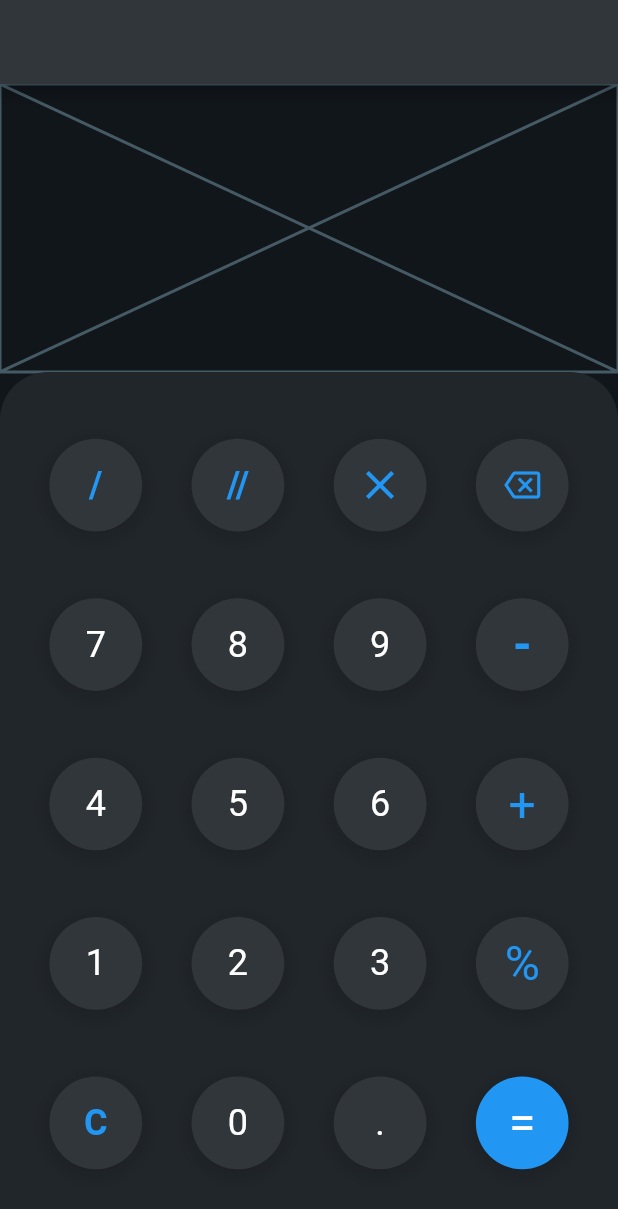
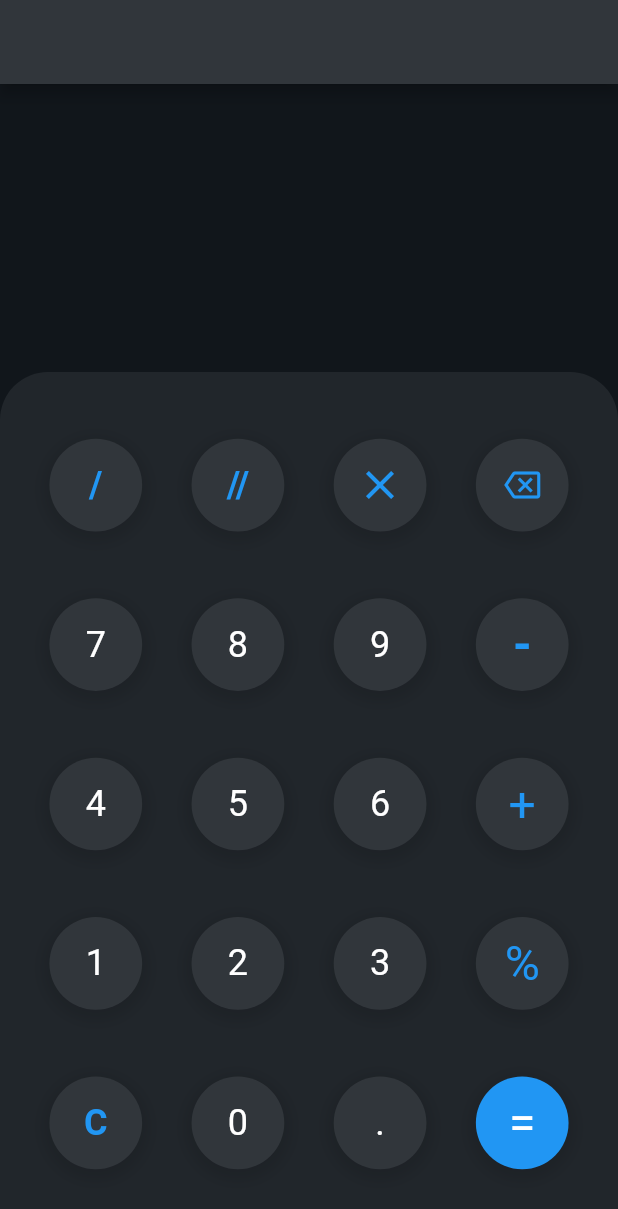
Before and after one commit to arnaud111/developer_calculator, a Flutter app: the screen it shows after launch, on a phone screen of 412 x 824 dp. Shown: the top 1209 px of the screen. Run offline on Flutter 3.47's test engine with Material 2 defaults, Android fonts, the phone set to English and light mode, and no system bars; our stand-ins replace bloc, flutter_bloc.

Commit message:
Modify operation

```diff
--- a/lib/bloc/operation_event.dart
+++ b/lib/bloc/operation_event.dart
@@ -3,12 +3,12 @@ part of 'operation_bloc.dart';
 @immutable
 abstract class OperationEvent {}
 
-class Reset extends OperationEvent {}
+class Init extends OperationEvent {}
 
 class Remove extends OperationEvent {}
 
 class Add extends OperationEvent {
-  final String append;
+  final Item append;
 
   Add({
     required this.append,
--- a/lib/bloc/operation_state.dart
+++ b/lib/bloc/operation_state.dart
@@ -1,5 +1,24 @@
 part of 'operation_bloc.dart';
 
 class OperationState {
-  String operation = "";
+  List<Item> operation;
+
+  OperationState({
+    this.operation = const [],
+  });
+
+  @override
+  String toString() {
+    String result = "";
+
+    for (final item in operation) {
+      if (item is Operator) {
+        result += " ${item.toString()} ";
+        continue;
+      }
+      result += item.toString();
+    }
+
+    return result;
+  }
 }
--- a/lib/main.dart
+++ b/lib/main.dart
@@ -1,5 +1,7 @@
+import 'package:developer_calculator/bloc/operation_bloc.dart';
 import 'package:developer_calculator/widget/home.dart';
 import 'package:flutter/material.dart';
+import 'package:flutter_bloc/flutter_bloc.dart';
 
 void main() {
   runApp(const MyApp());
@@ -25,7 +27,10 @@ class MyApp extends StatelessWidget {
         scaffoldBackgroundColor: const Color(0xFF11161B),
       ),
       themeMode: ThemeMode.dark,
-      home: const HomePage(),
+      home: BlocProvider(
+        create: (BuildContext context) => OperationBloc(),
+        child: const HomePage(),
+      ),
     );
   }
 }
--- /dev/null
+++ b/lib/model/item.dart
@@ -0,0 +1,3 @@
+class Item {
+
+}
--- /dev/null
+++ b/lib/model/number.dart
@@ -0,0 +1,24 @@
+import 'package:developer_calculator/model/item.dart';
+
+class Number extends Item {
+  String value = "";
+
+  Number(this.value);
+
+  void addNumber(String number, bool afterPoint) {
+    if (!afterPoint && value == "0") {
+      value = number;
+    } else {
+      value = value + number;
+    }
+  }
+
+  void removeNumber() {
+    value = value.substring(0, value.length - 1);
+  }
+
+  @override
+  String toString() {
+    return value.toString();
+  }
+}
--- /dev/null
+++ b/lib/model/operator.dart
@@ -0,0 +1,66 @@
+import 'package:developer_calculator/model/item.dart';
+
+enum OperatorType {
+  add,
+  subtract,
+  multiply,
+  divide,
+  divideInt,
+  modulo,
+  equal,
+}
+
+class Operator extends Item {
+
+  OperatorType type;
+
+  Operator(this.type);
+
+  @override
+  String toString() {
+    switch (type) {
+      case OperatorType.add:
+        return '+';
+      case OperatorType.subtract:
+        return '-';
+      case OperatorType.multiply:
+        return '*';
+      case OperatorType.divide:
+        return '/';
+      case OperatorType.divideInt:
+        return '//';
+      case OperatorType.modulo:
+        return '%';
+      case OperatorType.equal:
+        return '=';
+    }
+  }
+
+  static Operator add() {
+    return Operator(OperatorType.add);
+  }
+
+  static Operator subtract() {
+    return Operator(OperatorType.subtract);
+  }
+
+  static Operator multiply() {
+    return Operator(OperatorType.multiply);
+  }
+
+  static Operator divide() {
+    return Operator(OperatorType.divide);
+  }
+
+  static Operator divideInt() {
+    return Operator(OperatorType.divideInt);
+  }
+
+  static Operator modulo() {
+    return Operator(OperatorType.modulo);
+  }
+
+  static Operator equal() {
+    return Operator(OperatorType.equal);
+  }
+}
--- /dev/null
+++ b/lib/model/point.dart
@@ -0,0 +1,11 @@
+import 'package:developer_calculator/model/item.dart';
+
+class Point extends Item {
+
+  Point();
+
+  @override
+  String toString() {
+    return '.';
+  }
+}
--- a/lib/widget/button.dart
+++ b/lib/widget/button.dart
@@ -5,16 +5,23 @@ class Button extends StatelessWidget {
     super.key,
     required this.child,
     this.color,
+    this.onTap,
+    this.onLongPress,
   });
 
   final Widget child;
   final Color? color;
+  final Function()? onTap;
+  final Function()? onLongPress;
 
   @override
   Widget build(BuildContext context) {
     return SizedBox(
       width: MediaQuery.of(context).size.width * 0.15,
       height: MediaQuery.of(context).size.width * 0.15,
+      child: GestureDetector(
+        onTap: onTap,
+        onLongPress: onLongPress,
         child: Container(
           decoration: BoxDecoration(
             color: color ?? const Color(0xFF31363B),
@@ -34,6 +41,7 @@ class Button extends StatelessWidget {
             child: child,
           ),
         ),
+      ),
     );
   }
 }
--- a/lib/widget/keyboard.dart
+++ b/lib/widget/keyboard.dart
@@ -1,9 +1,32 @@
+import 'package:developer_calculator/model/item.dart';
+import 'package:developer_calculator/model/number.dart';
 import 'package:flutter/material.dart';
+import 'package:flutter_bloc/flutter_bloc.dart';
 
+import '../bloc/operation_bloc.dart';
+import '../model/operator.dart';
+import '../model/point.dart';
 import 'button.dart';
 
 class Keyboard extends StatelessWidget {
   const Keyboard({super.key});
+
+  void add(BuildContext context, Item append) {
+    final postManagementBloc = BlocProvider.of<OperationBloc>(context);
+    postManagementBloc.add(Add(
+      append: append,
+    ));
+  }
+
+  void remove(BuildContext context) {
+    final postManagementBloc = BlocProvider.of<OperationBloc>(context);
+    postManagementBloc.add(Remove());
+  }
+
+  void reset(BuildContext context) {
+    final postManagementBloc = BlocProvider.of<OperationBloc>(context);
+    postManagementBloc.add(Init());
+  }
 
   @override
   Widget build(BuildContext context) {
@@ -26,8 +49,9 @@ class Keyboard extends StatelessWidget {
               Expanded(
                 child: Container(),
               ),
-              const Button(
-                child: Text(
+              Button(
+                onTap: () => add(context, Operator.divide()),
+                child: const Text(
                   "/",
                   style: TextStyle(
                     color: Colors.blue,
@@ -39,8 +63,9 @@ class Keyboard extends StatelessWidget {
               Expanded(
                 child: Container(),
               ),
-              const Button(
-                child: Text(
+              Button(
+                onTap: () => add(context, Operator.divideInt()),
+                child: const Text(
                   "//",
                   style: TextStyle(
                     color: Colors.blue,
@@ -52,8 +77,9 @@ class Keyboard extends StatelessWidget {
               Expanded(
                 child: Container(),
               ),
-              const Button(
-                child: Icon(
+              Button(
+                onTap: () => add(context, Operator.multiply()),
+                child: const Icon(
                   Icons.close,
                   color: Colors.blue,
                   size: 32,
@@ -62,8 +88,10 @@ class Keyboard extends StatelessWidget {
               Expanded(
                 child: Container(),
               ),
-              const Button(
-                child: Icon(
+              Button(
+                onTap: () => remove(context),
+                onLongPress: () => reset(context),
+                child: const Icon(
                   Icons.backspace_outlined,
                   color: Colors.blue,
                 ),
@@ -83,8 +111,9 @@ class Keyboard extends StatelessWidget {
               Expanded(
                 child: Container(),
               ),
-              const Button(
-                child: Text(
+              Button(
+                onTap: () => add(context, Number("7")),
+                child: const Text(
                   "7",
                   style: TextStyle(
                     fontSize: 24,
@@ -94,8 +123,9 @@ class Keyboard extends StatelessWidget {
               Expanded(
                 child: Container(),
               ),
-              const Button(
-                child: Text(
+              Button(
+                onTap: () => add(context, Number("8")),
+                child: const Text(
                   "8",
                   style: TextStyle(
                     fontSize: 24,
@@ -105,8 +135,9 @@ class Keyboard extends StatelessWidget {
               Expanded(
                 child: Container(),
               ),
-              const Button(
-                child: Text(
+              Button(
+                onTap: () => add(context, Number("9")),
+                child: const Text(
                   "9",
                   style: TextStyle(
                     fontSize: 24,
@@ -116,8 +147,9 @@ class Keyboard extends StatelessWidget {
               Expanded(
                 child: Container(),
               ),
-              const Button(
-                child: Text(
+              Button(
+                onTap: () => add(context, Operator.subtract()),
+                child: const Text(
                   "-",
                   style: TextStyle(
                     color: Colors.blue,
@@ -141,8 +173,9 @@ class Keyboard extends StatelessWidget {
               Expanded(
                 child: Container(),
               ),
-              const Button(
-                child: Text(
+              Button(
+                onTap: () => add(context, Number("4")),
+                child: const Text(
                   "4",
                   style: TextStyle(
                     fontSize: 24,
@@ -152,8 +185,9 @@ class Keyboard extends StatelessWidget {
               Expanded(
                 child: Container(),
               ),
-              const Button(
-                child: Text(
+              Button(
+                onTap: () => add(context, Number("5")),
+                child: const Text(
                   "5",
                   style: TextStyle(
                     fontSize: 24,
@@ -163,8 +197,9 @@ class Keyboard extends StatelessWidget {
               Expanded(
                 child: Container(),
               ),
-              const Button(
-                child: Text(
+              Button(
+                onTap: () => add(context, Number("6")),
+                child: const Text(
                   "6",
                   style: TextStyle(
                     fontSize: 24,
@@ -174,8 +209,9 @@ class Keyboard extends StatelessWidget {
               Expanded(
                 child: Container(),
               ),
-              const Button(
-                child: Text(
+              Button(
+                onTap: () => add(context, Operator.add()),
+                child: const Text(
                   "+",
                   style: TextStyle(
                     color: Colors.blue,
@@ -198,8 +234,9 @@ class Keyboard extends StatelessWidget {
               Expanded(
                 child: Container(),
               ),
-              const Button(
-                child: Text(
+              Button(
+                onTap: () => add(context, Number("1")),
+                child: const Text(
                   "1",
                   style: TextStyle(
                     fontSize: 24,
@@ -209,8 +246,9 @@ class Keyboard extends StatelessWidget {
               Expanded(
                 child: Container(),
               ),
-              const Button(
-                child: Text(
+              Button(
+                onTap: () => add(context, Number("2")),
+                child: const Text(
                   "2",
                   style: TextStyle(
                     fontSize: 24,
@@ -220,8 +258,9 @@ class Keyboard extends StatelessWidget {
               Expanded(
                 child: Container(),
               ),
-              const Button(
-                child: Text(
+              Button(
+                onTap: () => add(context, Number("3")),
+                child: const Text(
                   "3",
                   style: TextStyle(
                     fontSize: 24,
@@ -231,8 +270,9 @@ class Keyboard extends StatelessWidget {
               Expanded(
                 child: Container(),
               ),
-              const Button(
-                child: Text(
+              Button(
+                onTap: () => add(context, Operator.modulo()),
+                child: const Text(
                   "%",
                   style: TextStyle(
                     color: Colors.blue,
@@ -255,8 +295,9 @@ class Keyboard extends StatelessWidget {
               Expanded(
                 child: Container(),
               ),
-              const Button(
-                child: Text(
+              Button(
+                onTap: () => reset(context),
+                child: const Text(
                   "C",
                   style: TextStyle(
                     color: Colors.blue,
@@ -268,8 +309,9 @@ class Keyboard extends StatelessWidget {
               Expanded(
                 child: Container(),
               ),
-              const Button(
-                child: Text(
+              Button(
+                onTap: () => add(context, Number("0")),
+                child: const Text(
                   "0",
                   style: TextStyle(
                     fontSize: 24,
@@ -279,8 +321,9 @@ class Keyboard extends StatelessWidget {
               Expanded(
                 child: Container(),
               ),
-              const Button(
-                child: Text(
+              Button(
+                onTap: () => add(context, Point()),
+                child: const Text(
                   ".",
                   style: TextStyle(
                     fontSize: 24,
--- a/lib/widget/operation_text.dart
+++ b/lib/widget/operation_text.dart
@@ -1,12 +1,27 @@
+import 'package:developer_calculator/bloc/operation_bloc.dart';
 import 'package:flutter/material.dart';
+import 'package:flutter_bloc/flutter_bloc.dart';
 
 class OperationText extends StatelessWidget {
   const OperationText({super.key});
 
   @override
   Widget build(BuildContext context) {
-    return const Placeholder(
-
+    return BlocBuilder<OperationBloc, OperationState>(
+      builder: (context, state) {
+        return Container(
+          padding: const EdgeInsets.all(16),
+          alignment: Alignment.centerRight,
+          child: Text(
+            state.toString(),
+            style: const TextStyle(
+              color: Colors.white,
+              fontSize: 24,
+              fontWeight: FontWeight.bold,
+            ),
+          ),
+        );
+      },
     );
   }
 }
```
Also changed, not shown: lib/bloc/operation_bloc.dart (+62 -10 lines). Lines whose indentation alone changed are shown as unchanged.
